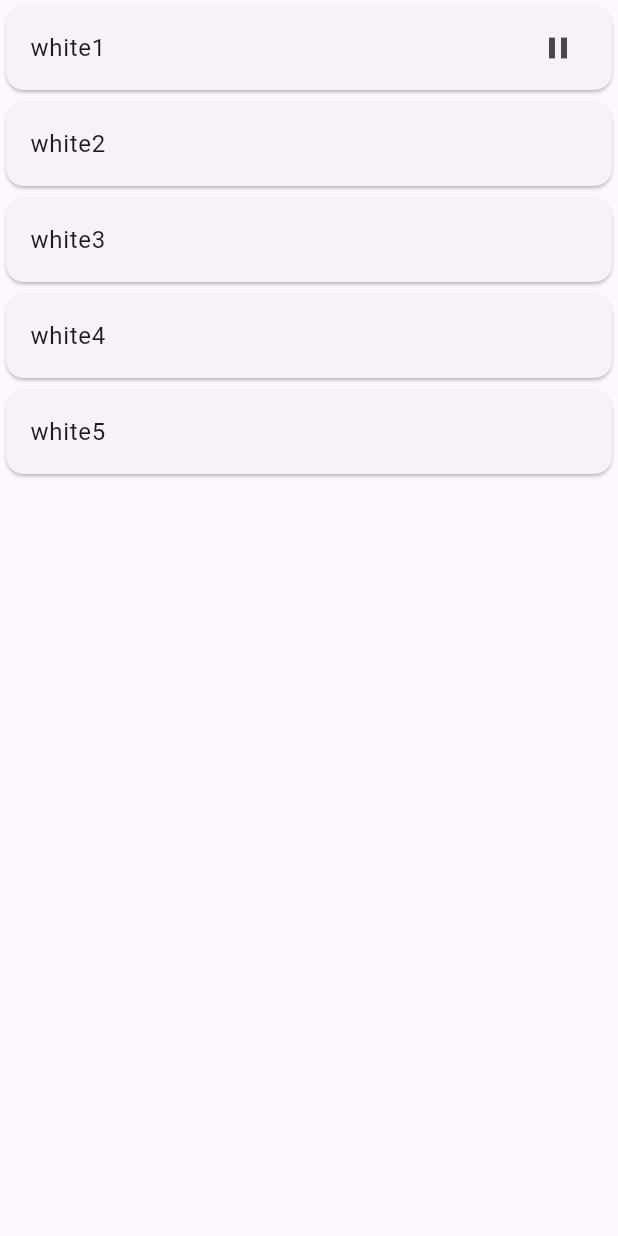
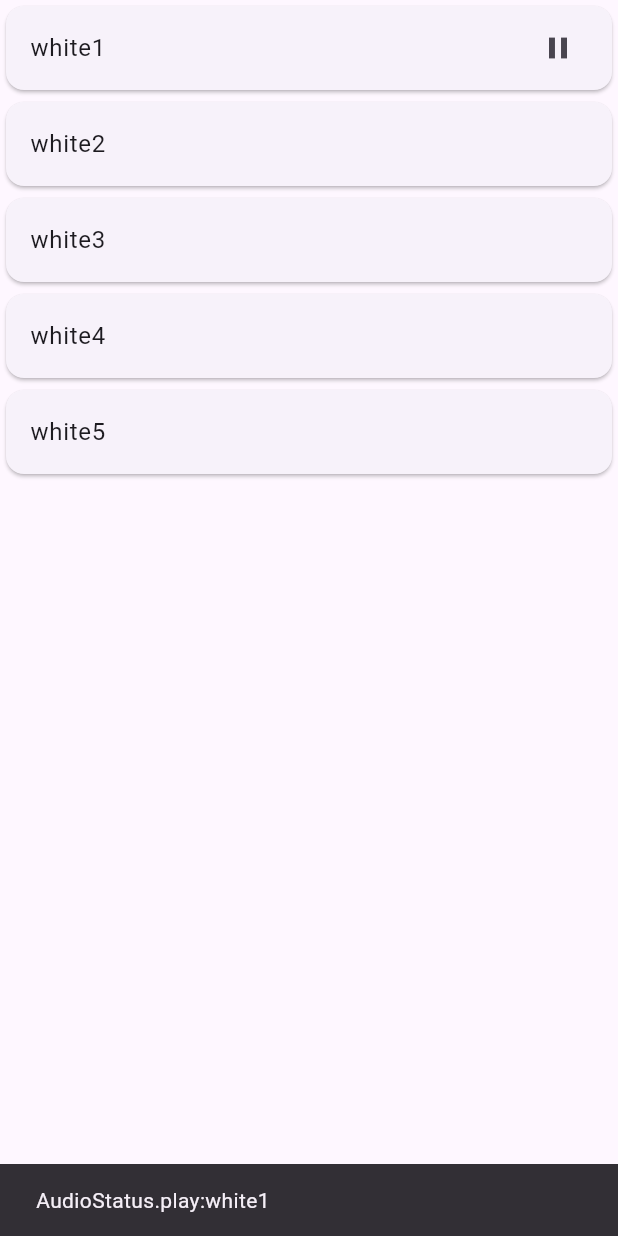
Before and after one commit to Ali-peu/white_noise, a Flutter app: the screen it shows after launch, after a tap on "white1", on a phone screen of 412 x 824 dp. Run offline on Flutter 3.47's test engine with Material 3 defaults, Android fonts, the phone set to English and light mode, and no system bars; our stand-ins replace bloc, equatable, flutter_bloc, flutter_local_notifications, just_audio.

Commit message:
still work with playing music

```diff
--- /dev/null
+++ b/devtools_options.yaml
@@ -0,0 +1 @@
+extensions:
--- a/lib/white_noice/blocs/audio_play/audio_play_bloc.dart
+++ b/lib/white_noice/blocs/audio_play/audio_play_bloc.dart
@@ -32,49 +32,40 @@ class AudioPlayBloc extends Bloc<AudioPlayEvent, AudioPlayState> {
       Emitter<AudioPlayState> emit, AudioPauseTapped event) async {
     if (state.audioStatus == AudioStatus.play) {
       if (state.music == event.music) {
-        _player.stop();
-        await _countdown.stopTimer();
+        await Future.wait([_player.stop(), _countdown.stopTimer()]);
+
         emit(AudioPlayState(audioStatus: AudioStatus.stop, music: state.music));
       }
     }
   }
 
   Future<void> _audioStoppedFromLimits(Emitter<AudioPlayState> emit) async {
-    _player.stop();
-    await _countdown.stopTimer();
+    await Future.wait([_player.stop(), _countdown.stopTimer()]);
     emit(
         AudioPlayState(audioStatus: AudioStatus.limitStop, music: state.music));
-    return;
   }
 
-  void callback(AudioPlayer audioPlayer, MusicModel music) async {
-    audioPlayer.stop();
+  Future<void> callback(AudioPlayer audioPlayer, MusicModel music) async {
     add(AudioStopedFromLimits(music: music));
-    await _countdown.stopTimer();
     LocalNotificationService().showNotificationOnLimits('Timer', 'Buy premium');
     return;
   }
 
   Future<void> _audioPlayTapped(
       Emitter<AudioPlayState> emit, AudioPlayTapped event) async {
+    // emit(const AudioPlayState().copyWith());
     if (state.audioStatus == AudioStatus.play) {
       if (state.music == event.music) {
         // Если музыка уже воспроизводится, стопим его , а в евенте pauseTapped таймер стопиться
         add(AudioPauseTapped(music: event.music));
       } else {
         // Если выбрана новая музыка, останавливаем текущую и запускаем новую
-        _player.stop();
-        await _countdown.stopTimer();
-        emit(AudioPlayState(
-            audioStatus: AudioStatus.trackChange, music: event.music));
+        await Future.wait([_player.stop(), _countdown.stopTimer()]);
         _countdown = LimitedCountdown(delay: const Duration(seconds: 5));
-        emit(AudioPlayState(
-            audioStatus: AudioStatus.loading, music: event.music));
 
+        emit(AudioPlayState(audioStatus: AudioStatus.play, music: event.music));
         String assetSource = event.music.path;
         await _player.setAsset("assets/$assetSource");
-
-        emit(AudioPlayState(audioStatus: AudioStatus.play, music: event.music));
 
         _player.play();
 
@@ -85,18 +76,16 @@ class AudioPlayBloc extends Bloc<AudioPlayEvent, AudioPlayState> {
     } else {
       // Если нет активного воспроизведения, начинаем воспроизведение
       _countdown = LimitedCountdown(delay: const Duration(seconds: 5));
-      emit(
-          AudioPlayState(audioStatus: AudioStatus.loading, music: event.music));
+
+      emit(AudioPlayState(audioStatus: AudioStatus.play, music: event.music));
 
       String assetSource = event.music.path;
       await _player.setAsset("assets/$assetSource");
 
-      emit(AudioPlayState(audioStatus: AudioStatus.play, music: event.music));
-
       _player.play();
 
       _countdown.startTimer(() async {
-        callback(_player, state.music);
+        await callback(_player, state.music);
       });
     }
   }
--- a/lib/white_noice/blocs/audio_play/audio_play_state.dart
+++ b/lib/white_noice/blocs/audio_play/audio_play_state.dart
@@ -1,6 +1,6 @@
 part of 'audio_play_bloc.dart';
 
-enum AudioStatus { initial, loading, play, pause, stop, limitStop, trackChange }
+enum AudioStatus { initial, play, pause, stop, limitStop, trackChange }
 
 final class AudioPlayState extends Equatable {
   const AudioPlayState(
--- a/lib/white_noice/domain/local_notification_servise.dart
+++ b/lib/white_noice/domain/local_notification_servise.dart
@@ -40,7 +40,7 @@ class LocalNotificationService {
     }
   }
 
-  void showNotificationOnLimits(String tittle, String body) async {
+  Future<void> showNotificationOnLimits(String tittle, String body) async {
     await _notificationsPlugin.show(
         0,
         tittle,
--- a/lib/white_noice/ui/white_noise_page.dart
+++ b/lib/white_noice/ui/white_noise_page.dart
@@ -17,6 +17,10 @@ class WhiteNoisePage extends StatelessWidget {
             ScaffoldMessenger.of(context).showSnackBar(const SnackBar(
                 content: Text('The music stopped because of the limit')));
           }
+          ScaffoldMessenger.of(context).showSnackBar(SnackBar(
+              content:
+                  Text("${state.audioStatus.toString()}:${state.music.name}"),
+              duration: const Duration(seconds: 1)));
         },
         child: BlocBuilder<AudioManagerBloc, AudioManagerState>(
           builder: (context, state) {
```
